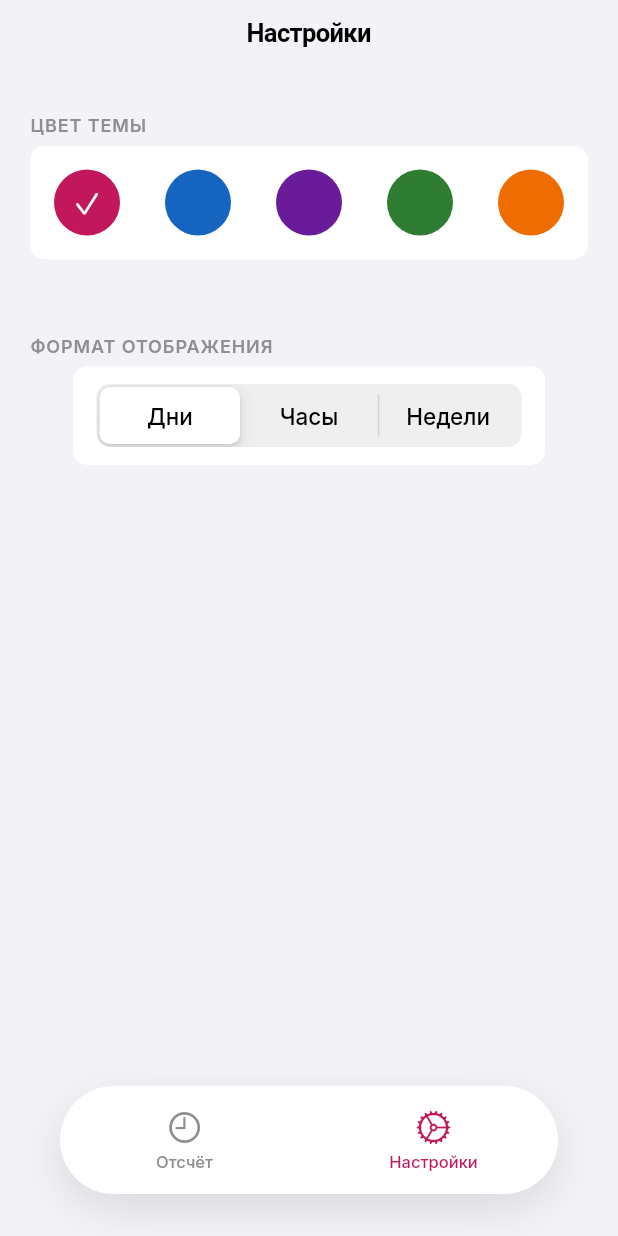
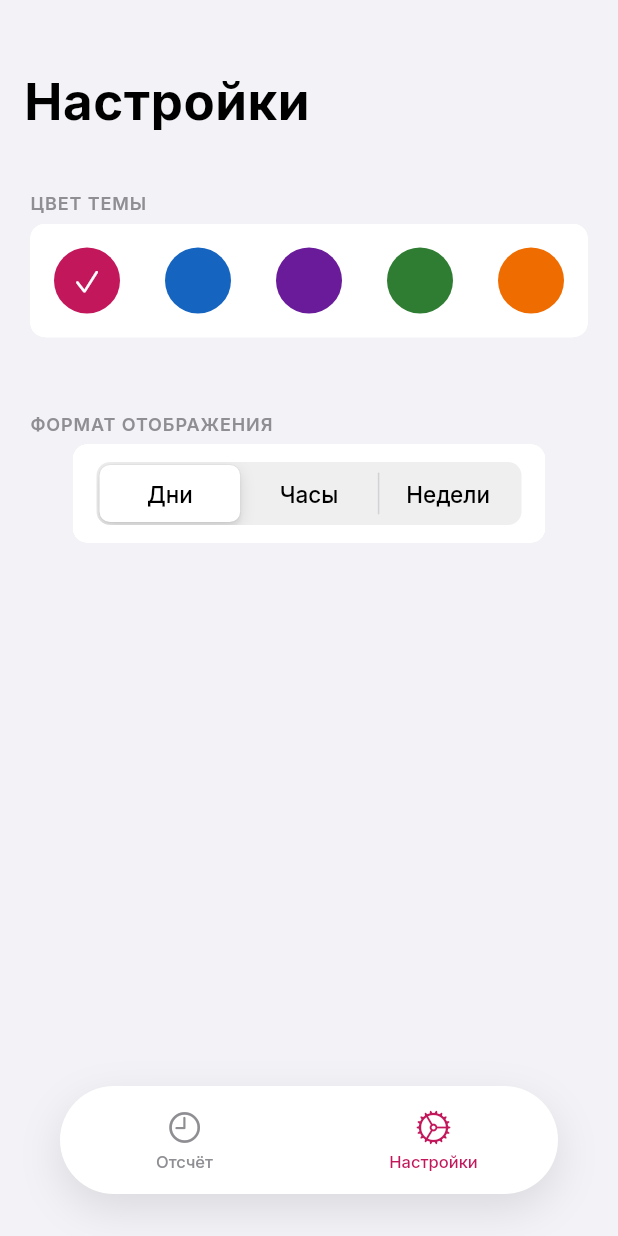
Before and after one commit to kukuruzik25/my_app, a Flutter app: the screen it shows after launch, after a tap on "Настройки", on a phone screen of 412 x 824 dp. Run offline on Flutter 3.47's test engine with Material 3 defaults, Android fonts, the phone set to English and light mode, and no system bars; our stand-ins replace google_fonts, shared_preferences; missing offline and left inert: home_widget.

Commit message:
Update settings_screen.dart

```diff
--- a/lib/screens/settings_screen.dart
+++ b/lib/screens/settings_screen.dart
@@ -1,7 +1,7 @@
 import 'package:flutter/cupertino.dart';
+import 'package:google_fonts/google_fonts.dart';
 import '../models/app_theme.dart';
 import '../services/storage_service.dart';
-import 'package:google_fonts/google_fonts.dart';
 
 class SettingsScreen extends StatelessWidget {
   final AppThemeColor currentTheme;
@@ -21,13 +21,20 @@ class SettingsScreen extends StatelessWidget {
   Widget build(BuildContext context) {
     return CupertinoPageScaffold(
       backgroundColor: CupertinoColors.systemGroupedBackground,
-      navigationBar: const CupertinoNavigationBar(
-        middle: Text('Настройки'),
+      child: CustomScrollView(
+        slivers: [
+          CupertinoSliverNavigationBar(
+            largeTitle: Text(
+              'Настройки',
+              style: GoogleFonts.inter(fontSize: 34, fontWeight: FontWeight.w700),
+            ),
             backgroundColor: CupertinoColors.systemGroupedBackground,
+            border: null,
           ),
-      child: SafeArea(
-        child: ListView(
-          children: [
+          SliverSafeArea(
+            top: false,
+            sliver: SliverList(
+              delegate: SliverChildListDelegate([
                 const SizedBox(height: 16),
                 CupertinoListSection.insetGrouped(
                   header: Text(
@@ -53,13 +60,9 @@ class SettingsScreen extends StatelessWidget {
                               width: 44,
                               height: 44,
                               alignment: Alignment.center,
-                          decoration: BoxDecoration(
-                            color: colors.primary,
-                            shape: BoxShape.circle,
-                          ),
+                              decoration: BoxDecoration(color: colors.primary, shape: BoxShape.circle),
                               child: isSelected
-                              ? const Icon(CupertinoIcons.check_mark,
-                                  color: CupertinoColors.white, size: 20)
+                                  ? const Icon(CupertinoIcons.check_mark, color: CupertinoColors.white, size: 20)
                                   : null,
                             ),
                           );
@@ -105,8 +108,11 @@ class SettingsScreen extends StatelessWidget {
                     ),
                   ],
                 ),
+                const SizedBox(height: 120),
+              ]),
+            ),
+          ),
         ],
-        ),
       ),
     );
   }
```
Lines whose indentation alone changed are shown as unchanged.
